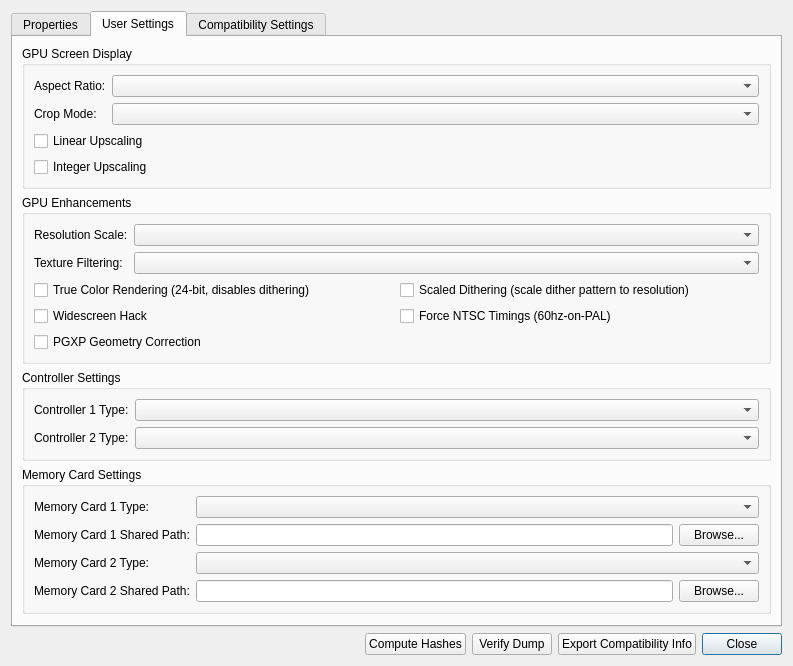
Above: src/duckstation-qt/gamepropertiesdialog.ui from kofxi3584karlayang/duckstation before the change. Below: the same form after it.
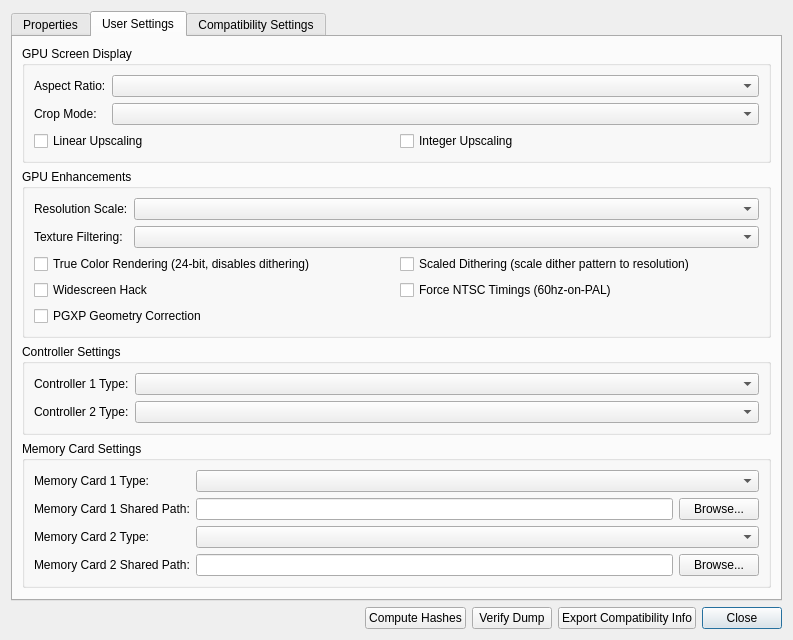
That is the form after the change. Icons and pictures are not drawn.

Commit message: Qt: Put linear/integer upscaling on the same line in game properties

Diff of the .ui file:
```diff
--- a/src/duckstation-qt/gamepropertiesdialog.ui
+++ b/src/duckstation-qt/gamepropertiesdialog.ui
@@ -214,6 +214,8 @@
            <widget class="QComboBox" name="userCropMode"/>
           </item>
           <item row="2" column="0" colspan="2">
+           <layout class="QGridLayout" name="gridLayout_2">
+            <item row="0" column="0">
            <widget class="QCheckBox" name="userLinearUpscaling">
             <property name="text">
              <string>Linear Upscaling</string>
@@ -223,7 +225,7 @@
             </property>
            </widget>
           </item>
-          <item row="3" column="0" colspan="2">
+            <item row="0" column="1">
            <widget class="QCheckBox" name="userIntegerUpscaling">
             <property name="text">
              <string>Integer Upscaling</string>
@@ -232,6 +234,8 @@
              <bool>true</bool>
             </property>
            </widget>
+            </item>
+           </layout>
           </item>
          </layout>
         </widget>
```
Lines whose indentation alone changed are shown as unchanged.
